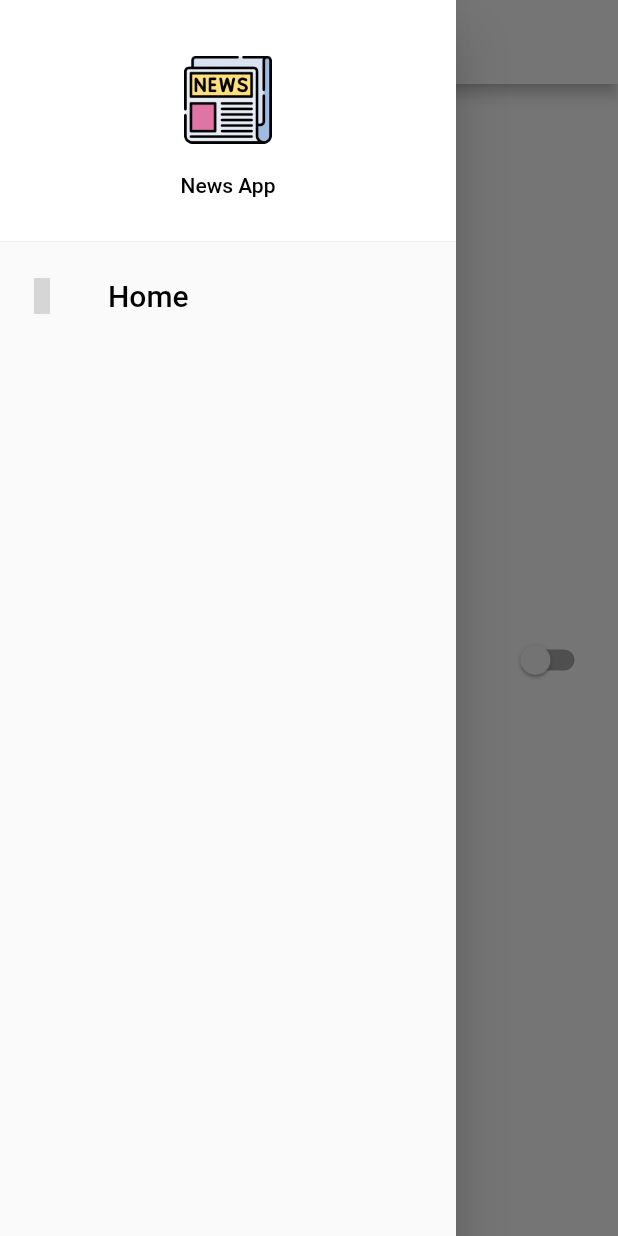
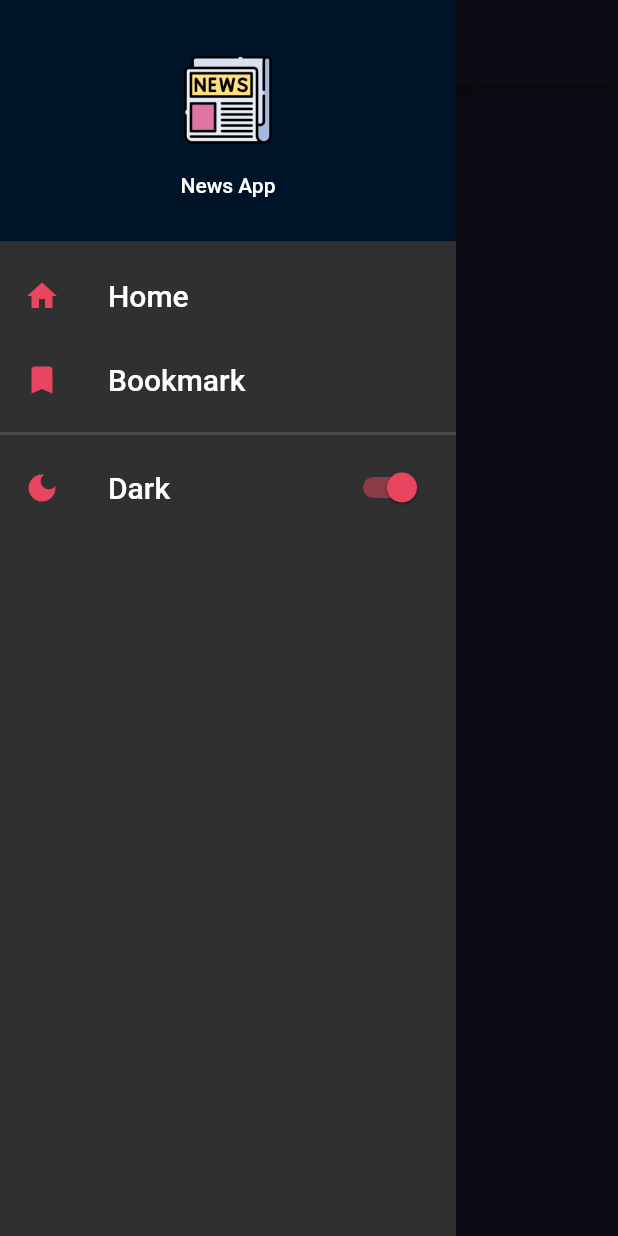
Before and after one commit to Princezar/flutter_theme_switcher, a Flutter app: the screen it shows after launch, in the side drawer, after a tap on "Light", on a phone screen of 412 x 824 dp. Run offline on Flutter 3.47's test engine with Material 2 defaults, Android fonts, the phone set to English and light mode, and no system bars; our stand-ins replace flutter_iconly, shared_preferences; grey boxes are pictures that could not be loaded.

Commit message:
update Drawer

```diff
--- a/lib/screens/home_screen.dart
+++ b/lib/screens/home_screen.dart
@@ -20,20 +20,7 @@ class _HomeScreenState extends State<HomeScreen> {
       ),
       drawer: const DrawerWidget(),
       body: Center(
-        child: SwitchListTile(
-          title: Text(themeProvider.getDarkTheme ? 'Dark': 'Light'),
-            secondary: Icon(
-              themeProvider.getDarkTheme ? Icons.dark_mode : Icons.light_mode,
-              color: Theme.of(context).colorScheme.secondary,
-            ),
-          value: themeProvider.getDarkTheme,
-          onChanged: (bool value){
-            setState(() {
-              themeProvider.setDarkTheme = value;
-            });
-          },
-
-        ),
+        child: Container(),
 
       ),
     );
--- a/lib/widgets/drawer_widget.dart
+++ b/lib/widgets/drawer_widget.dart
@@ -1,6 +1,9 @@
 import 'package:flutter/material.dart';
 import 'package:flutter_iconly/flutter_iconly.dart';
 import 'package:news_app_flutter_course/widgets/vertical_spacing_widget.dart';
+import 'package:provider/provider.dart';
+
+import '../providers/theme_provider.dart';
 
 class DrawerWidget extends StatefulWidget {
   const DrawerWidget({Key? key}) : super(key: key);
@@ -12,6 +15,7 @@ class DrawerWidget extends StatefulWidget {
 class _DrawerWidgetState extends State<DrawerWidget> {
   @override
   Widget build(BuildContext context) {
+    final themeProvider = Provider.of<ThemeProvider>(context); //them_provider declaration
     return Drawer(
       child: Material(
         child: ListView(
@@ -32,10 +36,32 @@ class _DrawerWidgetState extends State<DrawerWidget> {
                   ],
                 ),
             ),
-            ListTile(
-              leading: Icon(IconlyBold.home),
-              title: Text("Home",
-              style: TextStyle(fontSize: 20),),
+            listTiles(
+              icon: Icons.home,
+                label: "Home",
+                fct: (){},
+            ),
+            listTiles(
+              icon: Icons.bookmark,
+              label: "Bookmark",
+              fct: (){},
+            ),
+            const Divider(thickness: 2,),
+            SwitchListTile(
+              title: Text(themeProvider.getDarkTheme ? 'Dark': 'Light',
+              style: const TextStyle(fontSize: 20),
+              ),
+              secondary: Icon(
+                themeProvider.getDarkTheme ? Icons.dark_mode : Icons.light_mode,
+                color: Theme.of(context).colorScheme.secondary,
+              ),
+              value: themeProvider.getDarkTheme,
+              onChanged: (bool value){
+                setState(() {
+                  themeProvider.setDarkTheme = value;
+                });
+              },
+
             )
           ],
         ),
@@ -44,3 +70,26 @@ class _DrawerWidgetState extends State<DrawerWidget> {
     );
   }
 }
+
+
+class listTiles extends StatelessWidget {
+  const listTiles({Key? key, required this.label, required this.fct, required this.icon}) : super(key: key);
+
+  final String label;
+  final Function fct;
+  final IconData icon;
+  @override
+  Widget build(BuildContext context) {
+    return ListTile(
+      leading:Icon(icon,
+      color: Theme.of(context).colorScheme.secondary,
+      ),
+      title: Text(label,
+        style: const TextStyle(fontSize: 20),
+      ),
+      onTap: (){
+        fct();
+      },
+    );
+  }
+}
```
Also changed, not shown: 4 other files.
